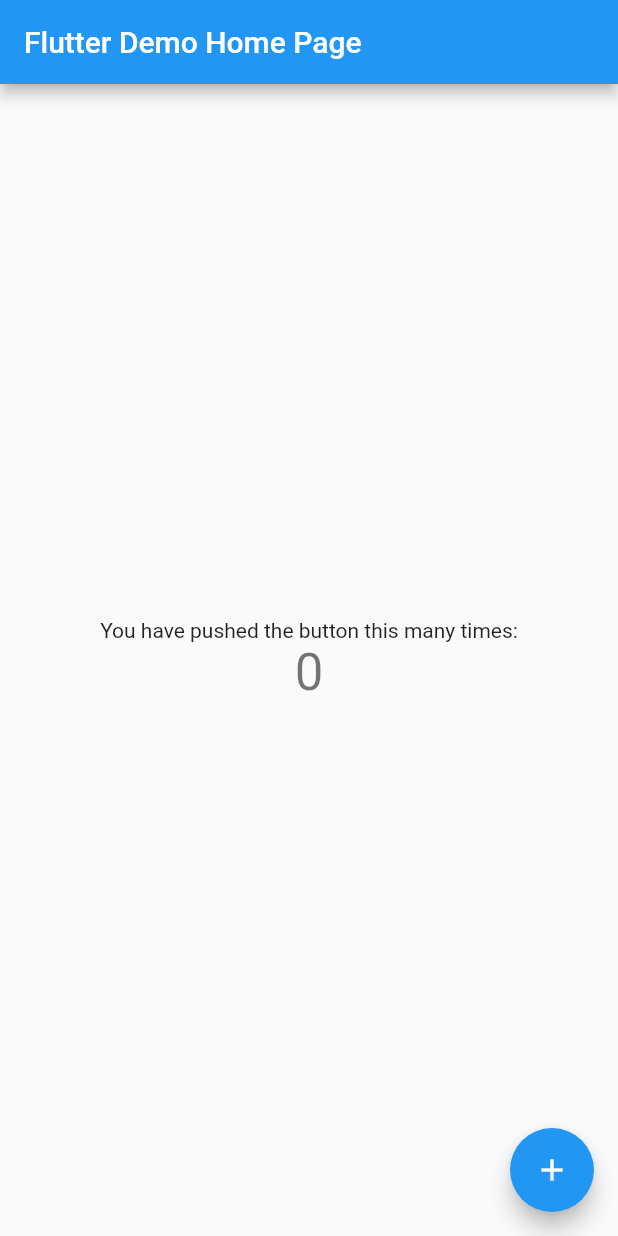
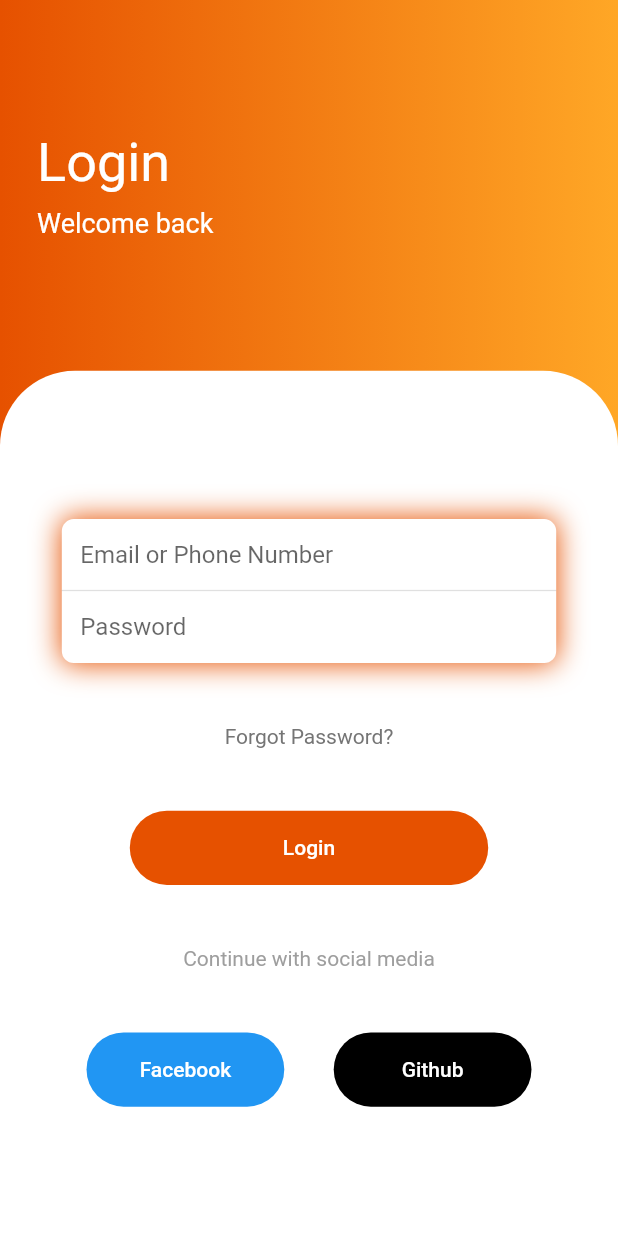
Before and after one commit to alpceylan/flutter-ui-challange, a Flutter app: the screen it shows after launch, on a phone screen of 412 x 824 dp. Run offline on Flutter 3.47's test engine with Material 2 defaults, Android fonts, the phone set to English and light mode, and no system bars.

Commit message:
week1 completed

```diff
--- a/week1_login_ui/lib/main.dart
+++ b/week1_login_ui/lib/main.dart
@@ -1,117 +1,19 @@
 import 'package:flutter/material.dart';
 
-void main() {
-  runApp(MyApp());
-}
+import './screens/login_screen.dart';
+
+void main() => runApp(MyApp());
 
 class MyApp extends StatelessWidget {
-  // This widget is the root of your application.
   @override
   Widget build(BuildContext context) {
     return MaterialApp(
-      title: 'Flutter Demo',
+      title: 'Login Form',
       theme: ThemeData(
-        // This is the theme of your application.
-        //
-        // Try running your application with "flutter run". You'll see the
-        // application has a blue toolbar. Then, without quitting the app, try
-        // changing the primarySwatch below to Colors.green and then invoke
-        // "hot reload" (press "r" in the console where you ran "flutter run",
-        // or simply save your changes to "hot reload" in a Flutter IDE).
-        // Notice that the counter didn't reset back to zero; the application
-        // is not restarted.
-        primarySwatch: Colors.blue,
-        // This makes the visual density adapt to the platform that you run
-        // the app on. For desktop platforms, the controls will be smaller and
-        // closer together (more dense) than on mobile platforms.
-        visualDensity: VisualDensity.adaptivePlatformDensity,
+        accentColor: Colors.orange[900],
       ),
-      home: MyHomePage(title: 'Flutter Demo Home Page'),
+      debugShowCheckedModeBanner: false,
+      home: LoginScreen(),
     );
   }
 }
-
-class MyHomePage extends StatefulWidget {
-  MyHomePage({Key key, this.title}) : super(key: key);
-
-  // This widget is the home page of your application. It is stateful, meaning
-  // that it has a State object (defined below) that contains fields that affect
-  // how it looks.
-
-  // This class is the configuration for the state. It holds the values (in this
-  // case the title) provided by the parent (in this case the App widget) and
-  // used by the build method of the State. Fields in a Widget subclass are
-  // always marked "final".
-
-  final String title;
-
-  @override
-  _MyHomePageState createState() => _MyHomePageState();
-}
-
-class _MyHomePageState extends State<MyHomePage> {
-  int _counter = 0;
-
-  void _incrementCounter() {
-    setState(() {
-      // This call to setState tells the Flutter framework that something has
-      // changed in this State, which causes it to rerun the build method below
-      // so that the display can reflect the updated values. If we changed
-      // _counter without calling setState(), then the build method would not be
-      // called again, and so nothing would appear to happen.
-      _counter++;
-    });
-  }
-
-  @override
-  Widget build(BuildContext context) {
-    // This method is rerun every time setState is called, for instance as done
-    // by the _incrementCounter method above.
-    //
-    // The Flutter framework has been optimized to make rerunning build methods
-    // fast, so that you can just rebuild anything that needs updating rather
-    // than having to individually change instances of widgets.
-    return Scaffold(
-      appBar: AppBar(
-        // Here we take the value from the MyHomePage object that was created by
-        // the App.build method, and use it to set our appbar title.
-        title: Text(widget.title),
-      ),
-      body: Center(
-        // Center is a layout widget. It takes a single child and positions it
-        // in the middle of the parent.
-        child: Column(
-          // Column is also a layout widget. It takes a list of children and
-          // arranges them vertically. By default, it sizes itself to fit its
-          // children horizontally, and tries to be as tall as its parent.
-          //
-          // Invoke "debug painting" (press "p" in the console, choose the
-          // "Toggle Debug Paint" action from the Flutter Inspector in Android
-          // Studio, or the "Toggle Debug Paint" command in Visual Studio Code)
-          // to see the wireframe for each widget.
-          //
-          // Column has various properties to control how it sizes itself and
-          // how it positions its children. Here we use mainAxisAlignment to
-          // center the children vertically; the main axis here is the vertical
-          // axis because Columns are vertical (the cross axis would be
-          // horizontal).
-          mainAxisAlignment: MainAxisAlignment.center,
-          children: <Widget>[
-            Text(
-              'You have pushed the button this many times:',
-            ),
-            Text(
-              '$_counter',
-              style: Theme.of(context).textTheme.headline4,
-            ),
-          ],
-        ),
-      ),
-      floatingActionButton: FloatingActionButton(
-        onPressed: _incrementCounter,
-        tooltip: 'Increment',
-        child: Icon(Icons.add),
-      ), // This trailing comma makes auto-formatting nicer for build methods.
-    );
-  }
-}
--- /dev/null
+++ b/week1_login_ui/lib/screens/login_screen.dart
@@ -0,0 +1,207 @@
+import 'package:flutter/material.dart';
+
+class LoginScreen extends StatelessWidget {
+  @override
+  Widget build(BuildContext context) {
+    var deviceHeight = MediaQuery.of(context).size.height;
+    var deviceWidth = MediaQuery.of(context).size.width;
+
+    return Scaffold(
+      body: SingleChildScrollView(
+        child: Container(
+          height: deviceHeight,
+          width: deviceWidth,
+          decoration: BoxDecoration(
+            gradient: LinearGradient(
+              colors: [
+                Colors.orange[900],
+                Colors.orange[400],
+              ],
+            ),
+          ),
+          child: Column(
+            children: [
+              Container(
+                height: deviceHeight * 0.3,
+                padding: EdgeInsets.symmetric(
+                  vertical: deviceHeight * 0.001,
+                  horizontal: deviceHeight * 0.03,
+                ),
+                child: Column(
+                  mainAxisAlignment: MainAxisAlignment.center,
+                  children: [
+                    Row(
+                      mainAxisAlignment: MainAxisAlignment.start,
+                      children: [
+                        Text(
+                          'Login',
+                          style: TextStyle(
+                            fontSize: 36,
+                            color: Colors.white,
+                          ),
+                        ),
+                      ],
+                    ),
+                    SizedBox(
+                      height: deviceHeight * 0.01,
+                    ),
+                    Row(
+                      mainAxisAlignment: MainAxisAlignment.start,
+                      children: [
+                        Text(
+                          'Welcome back',
+                          style: TextStyle(
+                            fontSize: 18,
+                            color: Colors.white,
+                          ),
+                        ),
+                      ],
+                    ),
+                  ],
+                ),
+              ),
+              Container(
+                padding: EdgeInsets.all(
+                  deviceHeight * 0.05,
+                ),
+                decoration: BoxDecoration(
+                  color: Colors.white,
+                  borderRadius: BorderRadius.only(
+                    topLeft: Radius.circular(50),
+                    topRight: Radius.circular(50),
+                  ),
+                ),
+                height: deviceHeight * 0.7,
+                width: deviceWidth,
+                child: Column(
+                  children: [
+                    SizedBox(
+                      height: deviceHeight * 0.07,
+                    ),
+                    Container(
+                      decoration: BoxDecoration(
+                          borderRadius: BorderRadius.circular(8),
+                          color: Colors.white,
+                          boxShadow: [
+                            BoxShadow(
+                              color: Theme.of(context).accentColor,
+                              spreadRadius: 0.5,
+                              blurRadius: 16,
+                            ),
+                          ]),
+                      child: Column(
+                        children: [
+                          TextFormField(
+                            decoration: InputDecoration(
+                              hintText: 'Email or Phone Number',
+                              contentPadding: EdgeInsets.symmetric(
+                                horizontal: deviceHeight * 0.015,
+                              ),
+                              border: InputBorder.none,
+                              focusedBorder: InputBorder.none,
+                              focusColor: Colors.grey,
+                            ),
+                          ),
+                          Divider(
+                            height: 0,
+                            thickness: deviceHeight * 0.001,
+                          ),
+                          TextFormField(
+                            obscureText: true,
+                            decoration: InputDecoration(
+                              hintText: 'Password',
+                              contentPadding: EdgeInsets.symmetric(
+                                horizontal: deviceHeight * 0.015,
+                              ),
+                              border: InputBorder.none,
+                              focusedBorder: InputBorder.none,
+                              focusColor: Colors.grey,
+                            ),
+                          ),
+                        ],
+                      ),
+                    ),
+                    SizedBox(
+                      height: deviceHeight * 0.05,
+                    ),
+                    Text(
+                      'Forgot Password?',
+                      style: TextStyle(
+                        color: Colors.grey[600],
+                      ),
+                    ),
+                    SizedBox(
+                      height: deviceHeight * 0.05,
+                    ),
+                    FlatButton(
+                      child: Text(
+                        'Login',
+                        style: TextStyle(
+                          color: Colors.white,
+                        ),
+                      ),
+                      minWidth: deviceWidth * 0.58,
+                      height: deviceHeight * 0.06,
+                      shape: RoundedRectangleBorder(
+                        borderRadius: BorderRadius.circular(30),
+                      ),
+                      color: Theme.of(context).accentColor,
+                      onPressed: () {},
+                    ),
+                    SizedBox(
+                      height: deviceHeight * 0.05,
+                    ),
+                    Text(
+                      'Continue with social media',
+                      style: TextStyle(
+                        color: Colors.grey[500],
+                      ),
+                    ),
+                    SizedBox(
+                      height: deviceHeight * 0.05,
+                    ),
+                    Row(
+                      mainAxisAlignment: MainAxisAlignment.spaceAround,
+                      children: [
+                        FlatButton(
+                          child: Text(
+                            'Facebook',
+                            style: TextStyle(
+                              color: Colors.white,
+                            ),
+                          ),
+                          minWidth: deviceWidth * 0.32,
+                          height: deviceHeight * 0.06,
+                          shape: RoundedRectangleBorder(
+                            borderRadius: BorderRadius.circular(30),
+                          ),
+                          color: Colors.blue,
+                          onPressed: () {},
+                        ),
+                        FlatButton(
+                          child: Text(
+                            'Github',
+                            style: TextStyle(
+                              color: Colors.white,
+                            ),
+                          ),
+                          minWidth: deviceWidth * 0.32,
+                          height: deviceHeight * 0.06,
+                          shape: RoundedRectangleBorder(
+                            borderRadius: BorderRadius.circular(30),
+                          ),
+                          color: Colors.black,
+                          onPressed: () {},
+                        ),
+                      ],
+                    ),
+                  ],
+                ),
+              ),
+            ],
+          ),
+        ),
+      ),
+    );
+  }
+}
```
Also changed, not shown: 2 other files.
